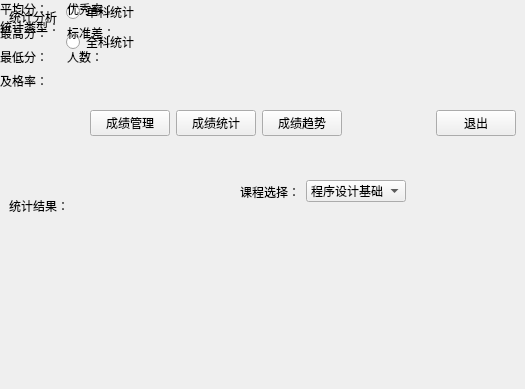
First picture: the form in StudentScoreSystem/statistics.ui, repository wmq-666/qt, before the edit.
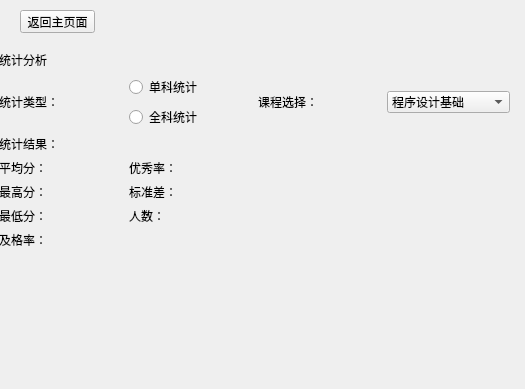
Second picture: the form after the edit.

Diff of the .ui file:
```diff
--- a/StudentScoreSystem/statistics.ui
+++ b/StudentScoreSystem/statistics.ui
@@ -13,15 +13,18 @@
   <property name="windowTitle">
    <string>Form</string>
   </property>
+  <widget class="QWidget" name="layoutWidget">
+   <property name="geometry">
+    <rect>
+     <x>-1</x>
+     <y>51</y>
+     <width>511</width>
+     <height>341</height>
+    </rect>
+   </property>
+   <layout class="QGridLayout" name="gridLayout">
+    <item row="0" column="0">
   <widget class="QLabel" name="label">
-   <property name="geometry">
-    <rect>
-     <x>9</x>
-     <y>9</y>
-     <width>48</width>
-     <height>16</height>
-    </rect>
-   </property>
    <property name="sizePolicy">
     <sizepolicy hsizetype="Preferred" vsizetype="Maximum">
      <horstretch>0</horstretch>
@@ -32,109 +35,8 @@
     <string>统计分析</string>
    </property>
   </widget>
-  <widget class="QLabel" name="label_18">
-   <property name="geometry">
-    <rect>
-     <x>9</x>
-     <y>198</y>
-     <width>60</width>
-     <height>16</height>
-    </rect>
-   </property>
-   <property name="sizePolicy">
-    <sizepolicy hsizetype="Preferred" vsizetype="Fixed">
-     <horstretch>0</horstretch>
-     <verstretch>0</verstretch>
-    </sizepolicy>
-   </property>
-   <property name="text">
-    <string>统计结果：</string>
-   </property>
-  </widget>
-  <widget class="QWidget" name="layoutWidget">
-   <property name="geometry">
-    <rect>
-     <x>90</x>
-     <y>110</y>
-     <width>426</width>
-     <height>27</height>
-    </rect>
-   </property>
-   <layout class="QHBoxLayout" name="horizontalLayout_4">
-    <item>
-     <layout class="QHBoxLayout" name="horizontalLayout_5">
-      <item>
-       <widget class="QPushButton" name="btnscore">
-        <property name="text">
-         <string>成绩管理</string>
-        </property>
-       </widget>
-      </item>
-      <item>
-       <widget class="QPushButton" name="btnstatistics">
-        <property name="text">
-         <string>成绩统计</string>
-        </property>
-       </widget>
-      </item>
-      <item>
-       <widget class="QPushButton" name="btntrend">
-        <property name="minimumSize">
-         <size>
-          <width>0</width>
-          <height>0</height>
-         </size>
-        </property>
-        <property name="text">
-         <string>成绩趋势</string>
-        </property>
-       </widget>
-      </item>
-     </layout>
-    </item>
-    <item>
-     <spacer name="horizontalSpacer">
-      <property name="orientation">
-       <enum>Qt::Orientation::Horizontal</enum>
-      </property>
-      <property name="sizeHint" stdset="0">
-       <size>
-        <width>40</width>
-        <height>20</height>
-       </size>
-      </property>
-     </spacer>
-    </item>
-    <item>
-     <widget class="QLabel" name="labelTitle">
-      <property name="text">
-       <string/>
-      </property>
-     </widget>
-    </item>
-    <item>
-     <spacer name="horizontalSpacer_2">
-      <property name="orientation">
-       <enum>Qt::Orientation::Horizontal</enum>
-      </property>
-      <property name="sizeHint" stdset="0">
-       <size>
-        <width>40</width>
-        <height>20</height>
-       </size>
-      </property>
-     </spacer>
-    </item>
-    <item>
-     <widget class="QPushButton" name="btnlogout">
-      <property name="text">
-       <string>退出</string>
-      </property>
-     </widget>
-    </item>
-   </layout>
-  </widget>
-  <widget class="QWidget" name="">
+    </item>
+    <item row="1" column="0">
    <layout class="QHBoxLayout" name="horizontalLayout">
     <item>
      <widget class="QLabel" name="label_2">
@@ -162,16 +64,8 @@
      </layout>
     </item>
    </layout>
-  </widget>
-  <widget class="QWidget" name="">
-   <property name="geometry">
-    <rect>
-     <x>240</x>
-     <y>180</y>
-     <width>166</width>
-     <height>23</height>
-    </rect>
-   </property>
+    </item>
+    <item row="1" column="1">
    <layout class="QHBoxLayout" name="horizontalLayout_2">
     <item>
      <widget class="QLabel" name="label_3">
@@ -200,8 +94,21 @@
      </widget>
     </item>
    </layout>
-  </widget>
-  <widget class="QWidget" name="">
+    </item>
+    <item row="2" column="0">
+     <widget class="QLabel" name="label_18">
+      <property name="sizePolicy">
+       <sizepolicy hsizetype="Preferred" vsizetype="Fixed">
+        <horstretch>0</horstretch>
+        <verstretch>0</verstretch>
+       </sizepolicy>
+      </property>
+      <property name="text">
+       <string>统计结果：</string>
+      </property>
+     </widget>
+    </item>
+    <item row="3" column="0">
    <layout class="QHBoxLayout" name="horizontalLayout_3">
     <item>
      <layout class="QFormLayout" name="formLayout">
@@ -313,6 +220,21 @@
      </layout>
     </item>
    </layout>
+    </item>
+   </layout>
+  </widget>
+  <widget class="QPushButton" name="btnback">
+   <property name="geometry">
+    <rect>
+     <x>20</x>
+     <y>10</y>
+     <width>75</width>
+     <height>23</height>
+    </rect>
+   </property>
+   <property name="text">
+    <string>返回主页面</string>
+   </property>
   </widget>
  </widget>
  <resources/>
```
Left out of the diff: 4 changed lines with no effect on the pictures. Lines whose indentation alone changed are shown as unchanged.
